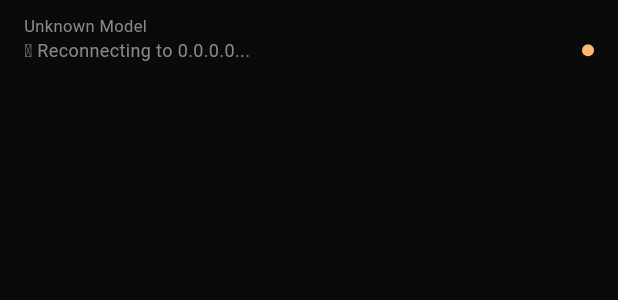
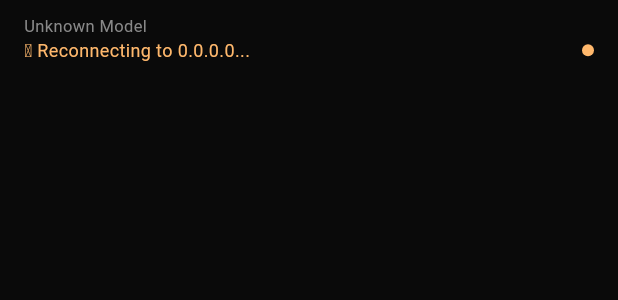
Before and after one commit to mikaelwills/opencode-flutter-client, a Flutter app: the ConnectionStatusRow widget shown alone on an empty page, opened directly, after a tap on "Unknown Model", on a phone screen of 412 x 824 dp. Shown: the top 300 px of the screen. Run offline on Flutter 3.47's test engine with Material 3 defaults, Android fonts, the phone set to English and light mode, and no system bars; our stand-ins replace connectivity_plus, equatable, flutter_bloc, flutter_highlight, flutter_markdown, go_router and 1 more; missing offline and left inert: flutter_client_sse; accounts and stored records are empty; network calls fail; Roboto replaces fonts that are missing (FiraCode).

Commit message:
Enhance connection status display and nav bar reactivity
- Add reconnecting state detection and warning color in connection status row
- Make nav bar reactive to connection state changes using BlocBuilder
- Improve status text layout with expandable widget

```diff
--- a/lib/widgets/connection_status_row.dart
+++ b/lib/widgets/connection_status_row.dart
@@ -6,6 +6,7 @@ import 'package:opencode_flutter_client/blocs/chat/chat_state.dart';
 import '../theme/opencode_theme.dart';
 import '../blocs/connection/connection_bloc.dart';
 import '../blocs/connection/connection_state.dart' as connection_states;
+import '../blocs/connection/connection_event.dart';
 import '../blocs/config/config_cubit.dart';
 import '../blocs/config/config_state.dart';
 import '../services/network_service.dart';
@@ -45,6 +46,8 @@ class _ConnectionStatusRowState extends State<ConnectionStatusRow>
     super.dispose();
   }
 
+
+
   @override
   Widget build(BuildContext context) {
     return BlocBuilder<ConfigCubit, ConfigState>(
@@ -66,9 +69,10 @@ class _ConnectionStatusRowState extends State<ConnectionStatusRow>
             final networkIcon = networkStatus?.icon ?? '';
 
             String statusText;
+            bool isReconnecting = connectionState is connection_states.Reconnecting;
             if (connectionState is connection_states.Connected) {
               statusText = '$networkIcon Connected to $ipText';
-            } else if (connectionState is connection_states.Reconnecting) {
+            } else if (isReconnecting) {
               statusText = '$networkIcon Reconnecting to $ipText...';
             } else if (connectionState is connection_states.Disconnected) {
               final isIntentional = connectionState.isIntentional;
@@ -129,12 +133,14 @@ class _ConnectionStatusRowState extends State<ConnectionStatusRow>
                   Row(
                     mainAxisAlignment: MainAxisAlignment.spaceBetween,
                     children: [
-                      Text(
-                        statusText,
-                        style: const TextStyle(
-                          color: OpenCodeTheme.textSecondary,
-                          fontSize: 12,
-                          fontWeight: FontWeight.w400,
+                      Expanded(
+                        child: Text(
+                          statusText,
+                          style: TextStyle(
+                            color: isReconnecting ? OpenCodeTheme.warning : OpenCodeTheme.textSecondary,
+                            fontSize: 12,
+                            fontWeight: FontWeight.w400,
+                          ),
                         ),
                       ),
                       _buildConnectionIndicator(connectionState)
--- a/lib/widgets/nav_bar.dart
+++ b/lib/widgets/nav_bar.dart
@@ -9,6 +9,9 @@ import '../blocs/session/session_bloc.dart';
 import '../blocs/session/session_event.dart';
 import '../blocs/instance/instance_bloc.dart';
 import '../blocs/instance/instance_event.dart';
+import '../blocs/connection/connection_bloc.dart';
+import '../blocs/connection/connection_state.dart' as connection_states;
+import '../blocs/connection/connection_event.dart';
 import '../models/opencode_instance.dart';
 import 'terminal_button.dart';
 
@@ -19,6 +22,8 @@ class NavBar extends StatelessWidget {
     context.read<ChatBloc>().add(ClearChat());
     context.read<SessionBloc>().add(CreateSession());
   }
+
+
 
   void _showAddInstanceDialog(BuildContext context) {
     final nameController = TextEditingController();
@@ -262,6 +267,8 @@ class NavBar extends StatelessWidget {
   Widget build(BuildContext context) {
     final currentLocation = GoRouterState.of(context).uri.toString();
 
+    return BlocBuilder<ConnectionBloc, connection_states.ConnectionState>(
+      builder: (context, connectionState) {
         return Container(
           height: 60,
           padding: const EdgeInsets.symmetric(horizontal: 20),
@@ -311,5 +318,7 @@ class NavBar extends StatelessWidget {
             ],
           ),
         );
+      },
+    );
   }
 }
```
Lines whose indentation alone changed are shown as unchanged.
